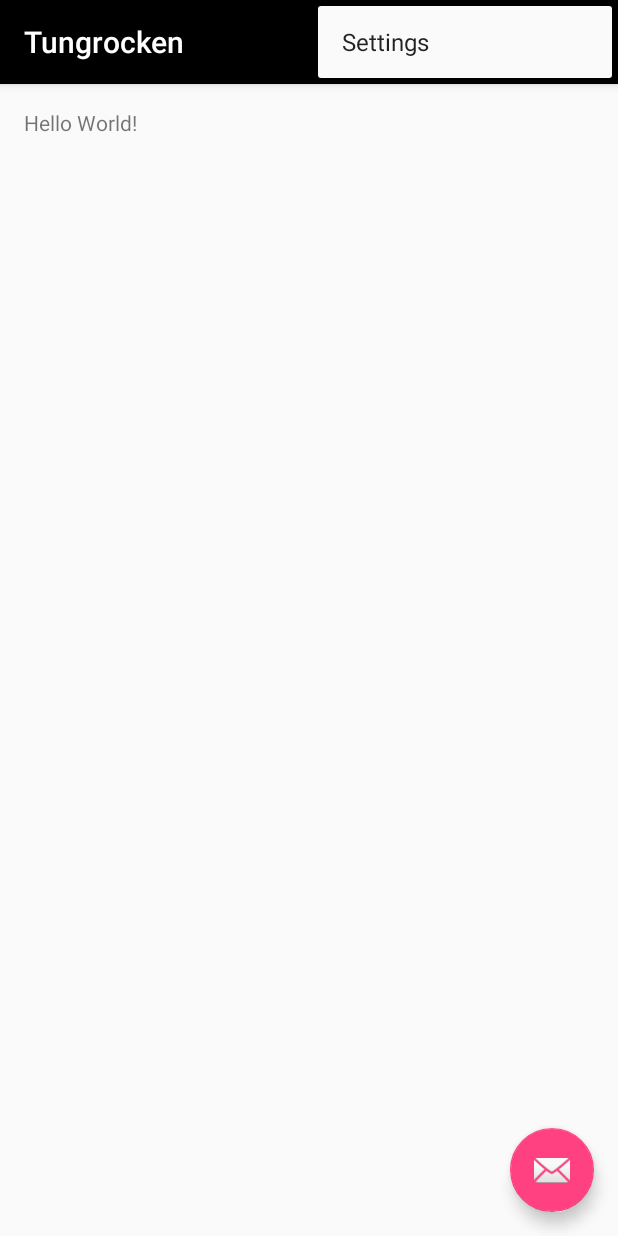
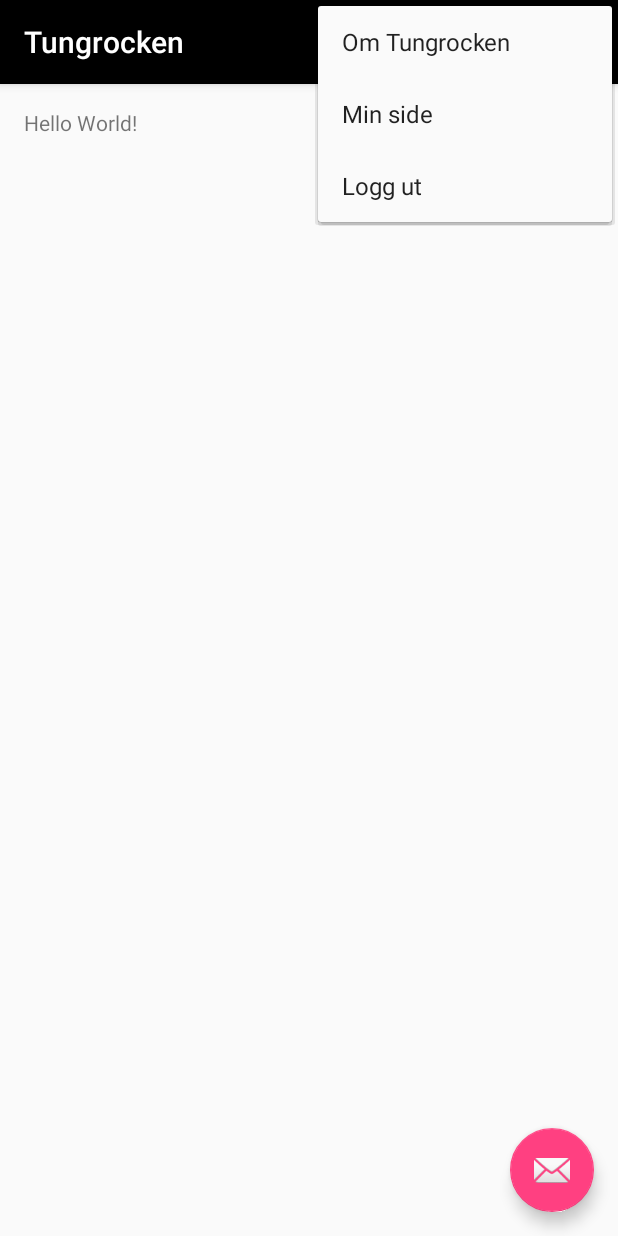
Before and after one commit to sjoholt/Prosjektoppgave-, an Android app: the screen it shows after launch (MainActivity), with the options menu open, on a phone screen of 412 x 824 dp. Run offline under Robolectric (Android 15) with nearby library versions, the phone set to English and light mode, and no system bars.

Commit message:
Lagt til og endret elementer i hamburgermeny

```diff
--- a/Tungrocken/app/src/main/res/menu/menu_main.xml
+++ b/Tungrocken/app/src/main/res/menu/menu_main.xml
@@ -3,8 +3,18 @@
     xmlns:tools="http://schemas.android.com/tools"
     tools:context="tungrocken.example.com.tungrocken.MainActivity">
     <item
-        android:id="@+id/action_settings"
+        android:id="@+id/action_om"
         android:orderInCategory="100"
-        android:title="@string/action_settings"
+        android:title="@string/action_om"
+        app:showAsAction="never" />
+    <item
+        android:id="@+id/action_minside"
+        android:orderInCategory="100"
+        android:title="@string/action_minside"
+        app:showAsAction="never" />
+    <item
+        android:id="@+id/action_loggut"
+        android:orderInCategory="100"
+        android:title="@string/action_loggut"
         app:showAsAction="never" />
 </menu>
--- a/Tungrocken/app/src/main/res/values/strings.xml
+++ b/Tungrocken/app/src/main/res/values/strings.xml
@@ -1,4 +1,6 @@
 <resources>
     <string name="app_name">Tungrocken</string>
-    <string name="action_settings">Settings</string>
+    <string name="action_om">Om Tungrocken</string>
+    <string name="action_minside">Min side</string>
+    <string name="action_loggut">Logg ut</string>
 </resources>
--- a/Tungrocken/build.gradle
+++ b/Tungrocken/build.gradle
@@ -5,7 +5,7 @@ buildscript {
         jcenter()
     }
     dependencies {
-        classpath 'com.android.tools.build:gradle:2.2.0'
+        classpath 'com.android.tools.build:gradle:2.2.2'
 
         // NOTE: Do not place your application dependencies here; they belong
         // in the individual module build.gradle files
```
Also changed, not shown: Tungrocken/app/src/main/java/tungrocken/example/com/tungrocken/MainActivity.java (+7 -1 lines), 1 other file.
